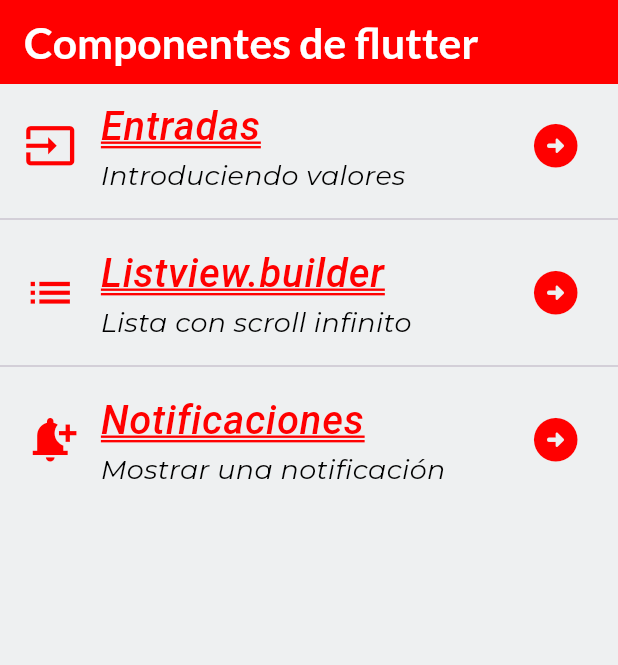
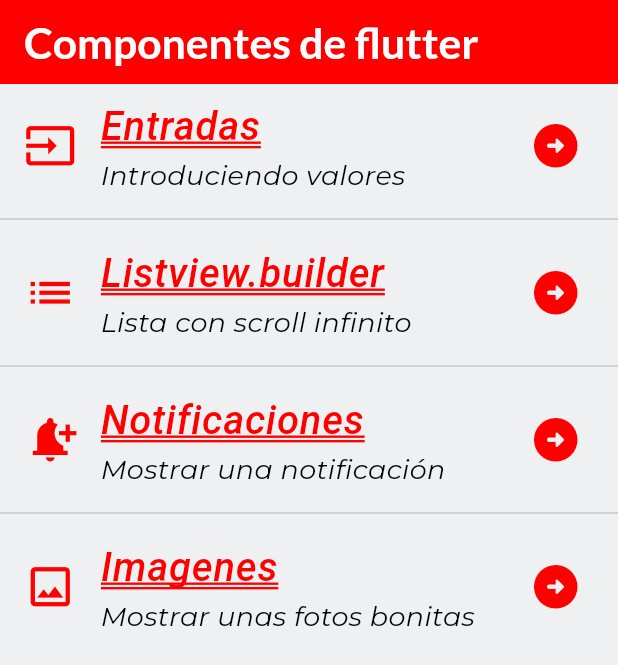
Before and after one commit to gnievap/componentes_flutter_consentidos5b, a Flutter app: the screen it shows after launch, on a phone screen of 412 x 824 dp. Shown: the top 665 px of the screen. Run offline on Flutter 3.47's test engine with Material 3 defaults, Android fonts, the phone set to English and light mode, and no system bars; our stand-ins replace google_fonts; Roboto replaces fonts that are missing (Acme).

Commit message:
Adding Image

```diff
--- a/lib/screens/home_screen.dart
+++ b/lib/screens/home_screen.dart
@@ -1,4 +1,5 @@
 import 'package:flutter/material.dart';
+import 'package:practica3_5b24/screens/images_screen.dart';
 import 'package:practica3_5b24/screens/infinite_scroll_screen.dart';
 import 'package:practica3_5b24/screens/inputs_screen.dart';
 import 'package:practica3_5b24/screens/notifications_screen.dart';
@@ -86,6 +87,29 @@
               Navigator.push(context, ruta3);
             },
           ),
+          const Divider(),
+          ListTile(
+            title: Text(
+              'Imagenes',
+              style: AppTheme.lightTheme.textTheme.headlineLarge,
+            ),
+            subtitle: Text('Mostrar unas fotos bonitas',
+                style: AppTheme.lightTheme.textTheme.bodySmall),
+            leading: IconTheme(
+              data: AppTheme.lightTheme.iconTheme,
+              child: const Icon(Icons.image_outlined),
+            ),
+            trailing: IconTheme(
+              data: AppTheme.lightTheme.iconTheme,
+              child: const Icon(Icons.arrow_circle_right_rounded),
+            ),
+            onTap: () {
+              final ruta3 = MaterialPageRoute(builder: (context) {
+                return const ImagesScreen();
+              });
+              Navigator.push(context, ruta3);
+            },
+          ),
         ],
       ),
     );
--- a/pubspec.yaml
+++ b/pubspec.yaml
@@ -18,3 +18,5 @@
 
 flutter:
   uses-material-design: true
+  assets:
+    - assets/img/huskies.jpg
```
Also changed, not shown: lib/screens/images_screen.dart (added, +26 -0 lines), assets/img/huskies.jpg (added).
